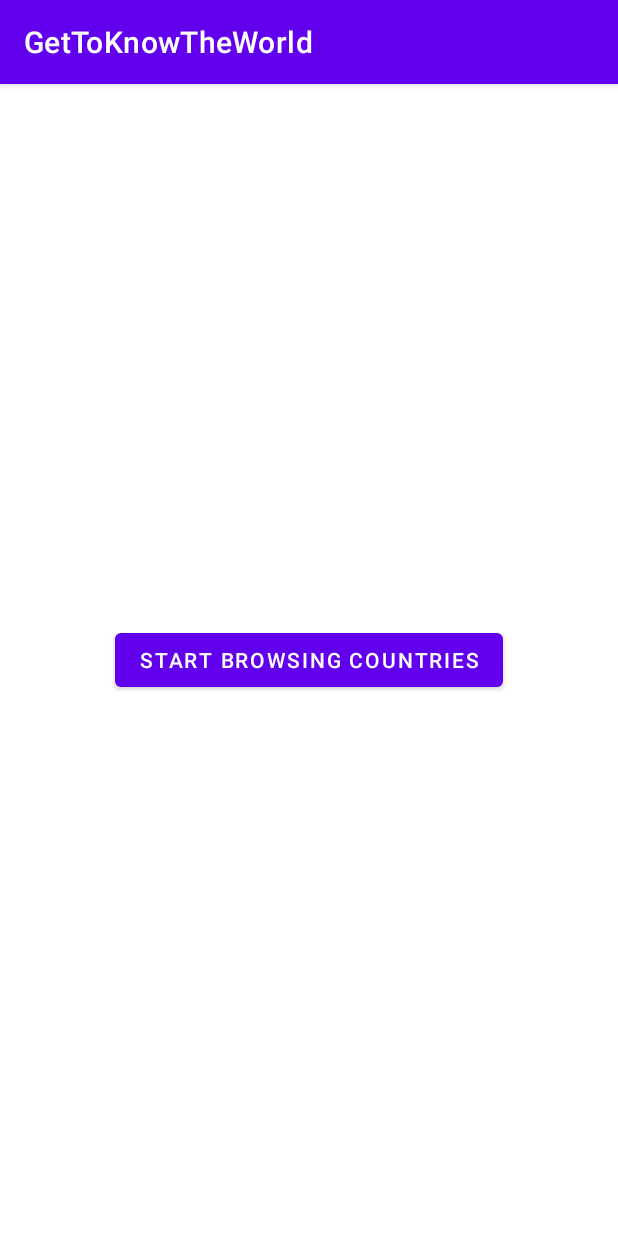
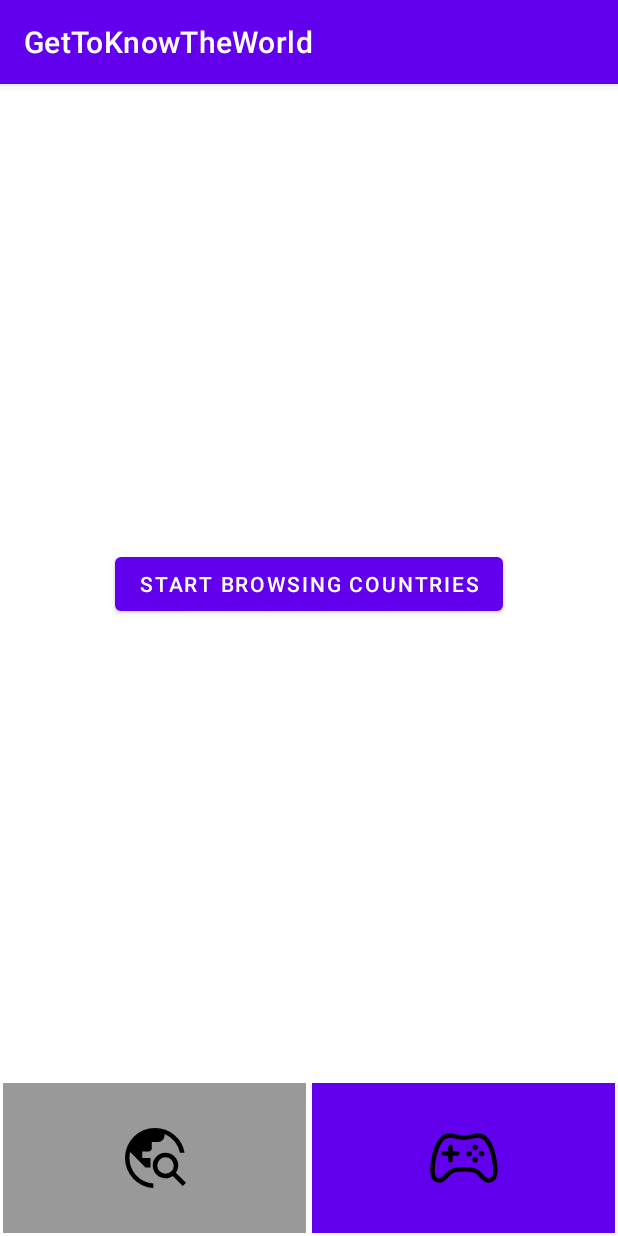
Before and after one commit to EthanPERRUZZA/GetToKnowTheWorld, an Android app: the screen it shows after launch (MainActivity), on a phone screen of 412 x 824 dp. Run offline under Robolectric (Android 15) with nearby library versions, the phone set to English and light mode, and no system bars.

Commit message:
Added 2 buttons to switch game/discover Designed buttons

```diff
--- /dev/null
+++ b/app/src/main/res/drawable/game_controller_outline.xml
@@ -0,0 +1,30 @@
+<vector xmlns:android="http://schemas.android.com/apk/res/android"
+    android:width="48dp"
+    android:height="48dp"
+    android:viewportWidth="512"
+    android:viewportHeight="512">
+  <path
+      android:pathData="M467.51,248.83c-18.4,-83.18 -45.69,-136.24 -89.43,-149.17A91.5,91.5 0,0 0,352 96c-26.89,0 -48.11,16 -96,16s-69.15,-16 -96,-16a99.09,99.09 0,0 0,-27.2 3.66C89,112.59 61.94,165.7 43.33,248.83c-19,84.91 -15.56,152 21.58,164.88 26,9 49.25,-9.61 71.27,-37 25,-31.2 55.79,-40.8 119.82,-40.8s93.62,9.6 118.66,40.8c22,27.41 46.11,45.79 71.42,37.16 41.02,-14.01 40.44,-79.13 21.43,-165.04z"
+      android:strokeWidth="32"
+      android:fillColor="#00000000"
+      android:strokeColor="#000"/>
+  <path
+      android:fillColor="#FF000000"
+      android:pathData="M292,224m-20,0a20,20 0,1 1,40 0a20,20 0,1 1,-40 0"/>
+  <path
+      android:fillColor="#FF000000"
+      android:pathData="M336,288a20,20 0,1 1,20 -19.95A20,20 0,0 1,336 288z"/>
+  <path
+      android:fillColor="#FF000000"
+      android:pathData="M336,180m-20,0a20,20 0,1 1,40 0a20,20 0,1 1,-40 0"/>
+  <path
+      android:fillColor="#FF000000"
+      android:pathData="M380,224m-20,0a20,20 0,1 1,40 0a20,20 0,1 1,-40 0"/>
+  <path
+      android:pathData="M160,176v96M208,224h-96"
+      android:strokeLineJoin="round"
+      android:strokeWidth="32"
+      android:fillColor="#00000000"
+      android:strokeColor="#000"
+      android:strokeLineCap="round"/>
+</vector>
--- /dev/null
+++ b/app/src/main/res/drawable/travel_explore_fill0_wght400_grad0_opsz48.xml
@@ -0,0 +1,9 @@
+<vector xmlns:android="http://schemas.android.com/apk/res/android"
+    android:width="48dp"
+    android:height="48dp"
+    android:viewportWidth="960"
+    android:viewportHeight="960">
+  <path
+      android:fillColor="#FF000000"
+      android:pathData="M458,879q-79,-4 -148,-37t-120,-86.5q-51,-53.5 -80.5,-124.27Q80,560.46 80,480q0,-83 31.5,-156T197,197q54,-54 127,-85.5T480,80q149,0 259,94t135,236h-61q-17,-84 -71,-150t-135,-99v18q0,35 -24,61t-59,26h-87v87q0,16.58 -13.5,27.79Q410,392 393,392h-83v88h110v125h-67L149,401q-5,20 -7,39.67 -2,19.67 -2,39.33 0,135 91,233t227,106v60ZM850,853L716,719q-21,15 -45.5,23t-50.06,8q-71.01,0 -120.72,-49.62Q450,650.77 450,579.88 450,509 499.62,459.5q49.62,-49.5 120.5,-49.5Q691,410 740.5,459.71T790,580.43q0,25.57 -8.5,50.06Q773,655 759,677l134,133 -43,43ZM619.86,690Q666,690 698,658.14q32,-31.86 32,-78T698.14,502q-31.86,-32 -78,-32T542,501.86q-32,31.86 -32,78T541.86,658q31.86,32 78,32Z"/>
+</vector>
--- a/app/src/main/res/layout/activity_main.xml
+++ b/app/src/main/res/layout/activity_main.xml
@@ -9,11 +9,38 @@
 
     <androidx.fragment.app.FragmentContainerView
         android:layout_width="match_parent"
-        android:layout_height="match_parent"
+        android:layout_height="0dp"
         android:id="@+id/fragment_container_view"
         app:layout_constraintTop_toTopOf="parent"
-        app:layout_constraintBottom_toBottomOf="parent"
+        app:layout_constraintBottom_toTopOf="@id/button_discover"
         app:layout_constraintStart_toStartOf="parent"
         app:layout_constraintEnd_toEndOf="parent"/>
 
+    <ImageButton
+        android:layout_width="0dp"
+        android:layout_height="100dp"
+        android:padding="10dp"
+        android:layout_margin="2dp"
+        android:id="@+id/button_discover"
+        app:layout_constraintBottom_toBottomOf="parent"
+        app:layout_constraintEnd_toStartOf="@id/button_play"
+        android:background="@color/gray"
+        android:src="@drawable/travel_explore_fill0_wght400_grad0_opsz48"
+        android:contentDescription="@string/button_discover"
+        app:layout_constraintStart_toStartOf="parent"/>
+
+    <ImageButton
+        android:layout_width="0dp"
+        android:layout_height="100dp"
+        android:padding="10dp"
+        android:layout_margin="2dp"
+        android:id="@+id/button_play"
+        android:contentDescription="@string/Button_play"
+        app:layout_constraintBottom_toBottomOf="parent"
+        android:background="@color/purple_500"
+        android:src="@drawable/game_controller_outline"
+        app:layout_constraintStart_toEndOf="@id/button_discover"
+        app:layout_constraintEnd_toEndOf="parent"/>
+
+
 </androidx.constraintlayout.widget.ConstraintLayout>
--- a/app/src/main/res/values/colors.xml
+++ b/app/src/main/res/values/colors.xml
@@ -6,5 +6,6 @@
     <color name="teal_200">#FF03DAC5</color>
     <color name="teal_700">#FF018786</color>
     <color name="black">#FF000000</color>
+    <color name="gray">#66000000</color>
     <color name="white">#FFFFFFFF</color>
 </resources>
```
